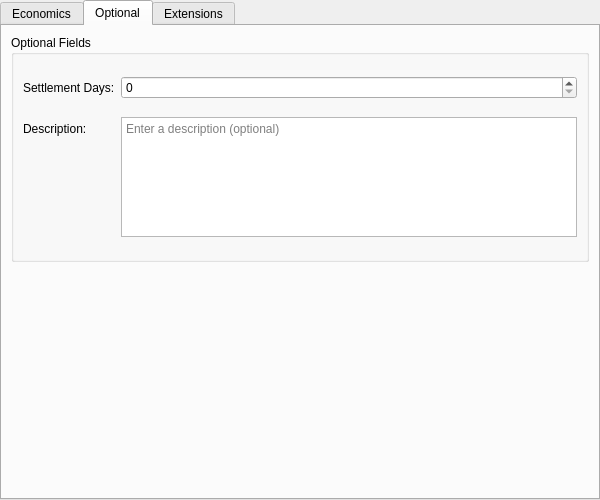
OreStudio/OreStudio, file projects/ores.qt/trading/ui/BondInstrumentForm.ui: the form before one commit.
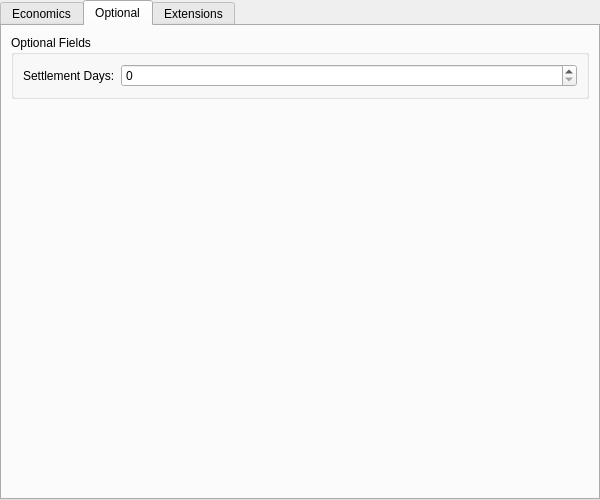
The form after the commit. The open tabs and pages were chosen to show the change. Custom widgets are drawn as their Qt base class.

Commit message: [ores.trading] Align bond_issue with the ORE data model

Patch:
```diff
--- a/projects/ores.qt/trading/ui/BondInstrumentForm.ui
+++ b/projects/ores.qt/trading/ui/BondInstrumentForm.ui
@@ -129,22 +129,6 @@
             <property name="maximum"><number>30</number></property>
            </widget>
           </item>
-          <item row="1" column="0">
-           <widget class="QLabel"><property name="text"><string>Description:</string></property></widget>
-          </item>
-          <item row="1" column="1">
-           <widget class="QPlainTextEdit" name="descriptionEdit">
-            <property name="minimumSize">
-             <size><width>0</width><height>60</height></size>
-            </property>
-            <property name="maximumSize">
-             <size><width>16777215</width><height>120</height></size>
-            </property>
-            <property name="placeholderText">
-             <string>Enter a description (optional)</string>
-            </property>
-           </widget>
-          </item>
          </layout>
         </widget>
        </item>
```
Left out of the diff: 6 changed lines with no effect on the pictures. The commit also changes 17 other files.
